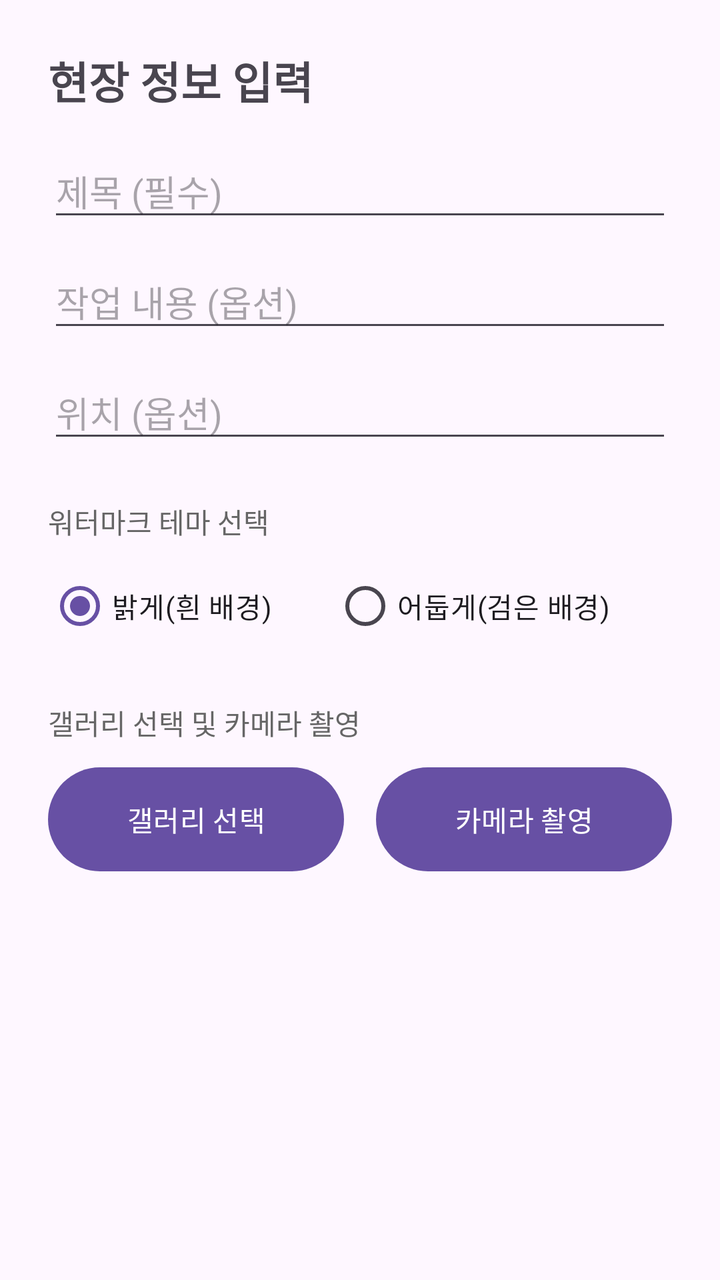
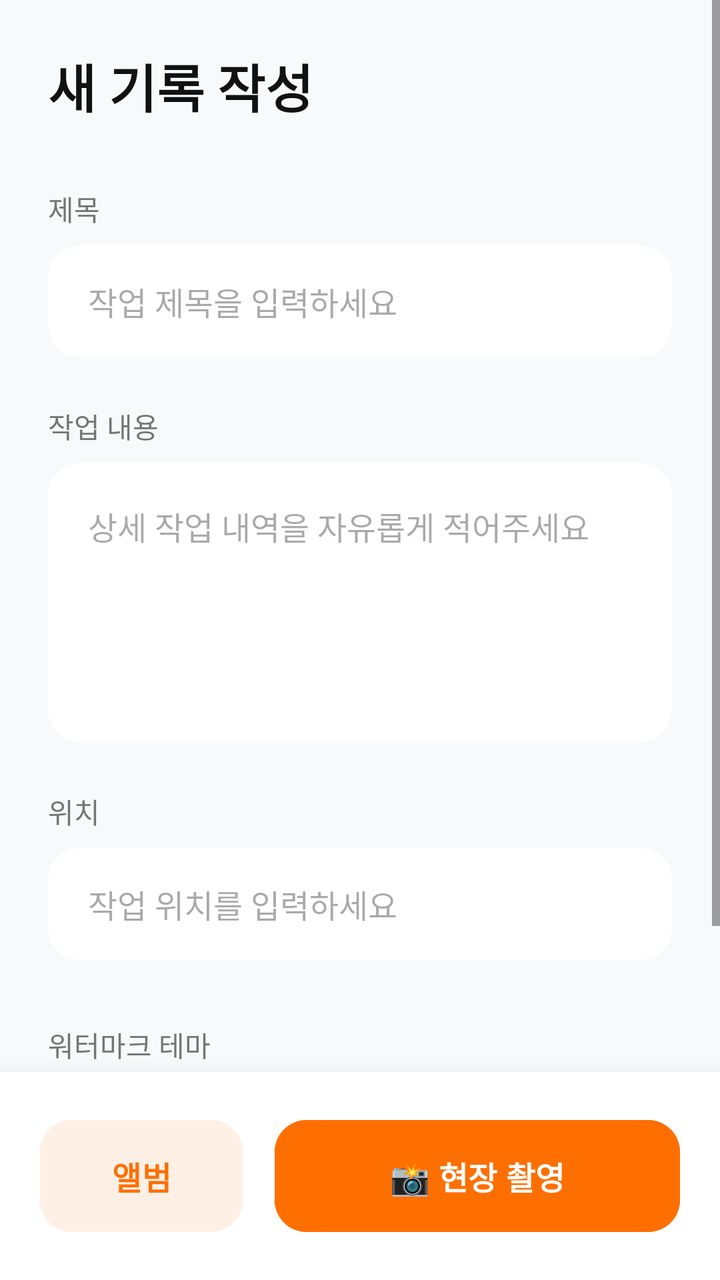

Before-and-after screenshots of an Android layout around one commit, followed by the original layout XML and the change that was made.
<!-- AndroidManifest.xml: application theme Theme.Siteboard -->
<!-- res/layout/activity_sub.xml -->
<?xml version="1.0" encoding="utf-8"?>
<FrameLayout xmlns:android="http://schemas.android.com/apk/res/android"
    android:layout_width="match_parent"
    android:layout_height="match_parent">

    <LinearLayout
        android:layout_width="match_parent"
        android:layout_height="match_parent"
        android:orientation="vertical"
        android:padding="24dp">

        <TextView
            android:layout_width="wrap_content"
            android:layout_height="wrap_content"
            android:text="현장 정보 입력"
            android:textSize="22sp"
            android:textStyle="bold"
            android:layout_marginBottom="16dp"/>

        <EditText android:id="@+id/etTitle" android:layout_width="match_parent" android:layout_height="wrap_content" android:layout_marginBottom="12dp" android:hint="제목 (필수)" />
        <EditText android:id="@+id/etDesc" android:layout_width="match_parent" android:layout_height="wrap_content" android:layout_marginBottom="12dp" android:hint="작업 내용 (옵션)" />

        <EditText android:id="@+id/etLocation" android:layout_width="match_parent" android:layout_height="wrap_content" android:layout_marginBottom="24dp" android:hint="위치 (옵션)" />

        <TextView android:layout_width="wrap_content" android:layout_height="wrap_content" android:text="워터마크 테마 선택" android:textColor="#666666" android:layout_marginBottom="8dp"/>

        <RadioGroup android:id="@+id/rgTheme" android:layout_width="match_parent" android:layout_height="wrap_content" android:orientation="horizontal" android:layout_marginBottom="24dp">
            <RadioButton android:id="@+id/rbLight" android:layout_width="wrap_content" android:layout_height="wrap_content" android:text="밝게(흰 배경)" android:checked="true" android:layout_weight="1"/>
            <RadioButton android:id="@+id/rbDark" android:layout_width="wrap_content" android:layout_height="wrap_content" android:text="어둡게(검은 배경)" android:layout_weight="1"/>
        </RadioGroup>

        <TextView android:layout_width="wrap_content" android:layout_height="wrap_content" android:text="갤러리 선택 및 카메라 촬영" android:textColor="#666666" android:layout_marginBottom="8dp"/>

        <LinearLayout
            android:layout_width="match_parent"
            android:layout_height="wrap_content"
            android:orientation="horizontal">
            <Button android:id="@+id/btnGallery" android:layout_width="0dp" android:layout_height="60dp" android:layout_weight="1" android:layout_marginEnd="8dp" android:text="갤러리 선택" />
            <Button android:id="@+id/btnCamera" android:layout_width="0dp" android:layout_height="60dp" android:layout_weight="1" android:layout_marginStart="8dp" android:text="카메라 촬영" />
        </LinearLayout>

    </LinearLayout>

    <LinearLayout
        android:id="@+id/layoutLoading"
        android:layout_width="match_parent"
        android:layout_height="match_parent"
        android:background="#88000000"
        android:gravity="center"
        android:orientation="vertical"
        android:visibility="gone"
        android:clickable="true"
        android:focusable="true">
        <ProgressBar android:layout_width="wrap_content" android:layout_height="wrap_content" />
        <TextView android:layout_width="wrap_content" android:layout_height="wrap_content" android:text="사진 합성 및 저장 중..." android:textColor="#FFFFFF" android:layout_marginTop="16dp"/>
    </LinearLayout>

</FrameLayout>
<!-- resources referenced by this layout -->
<resources>
  <style name="Theme.Siteboard" parent="Base.Theme.Siteboard" />
  <style name="Base.Theme.Siteboard" parent="Theme.Material3.DayNight.NoActionBar">
          
          
      </style>
</resources>

<!-- the commit's change to res/layout/activity_sub.xml (unified diff, before → after) -->
@@ -1,58 +1,65 @@
 <?xml version="1.0" encoding="utf-8"?>
-<FrameLayout xmlns:android="http://schemas.android.com/apk/res/android"
+<androidx.constraintlayout.widget.ConstraintLayout
+    xmlns:android="http://schemas.android.com/apk/res/android"
+    xmlns:app="http://schemas.android.com/apk/res-auto"
     android:layout_width="match_parent"
-    android:layout_height="match_parent">
+    android:layout_height="match_parent"
+    android:background="#F8F9FA">
 
-    <LinearLayout
+    <ScrollView
         android:layout_width="match_parent"
-        android:layout_height="match_parent"
-        android:orientation="vertical"
-        android:padding="24dp">
-
-        <TextView
-            android:layout_width="wrap_content"
-            android:layout_height="wrap_content"
-            android:text="현장 정보 입력"
-            android:textSize="22sp"
-            android:textStyle="bold"
-            android:layout_marginBottom="16dp"/>
-
-        <EditText android:id="@+id/etTitle" android:layout_width="match_parent" android:layout_height="wrap_content" android:layout_marginBottom="12dp" android:hint="제목 (필수)" />
-        <EditText android:id="@+id/etDesc" android:layout_width="match_parent" android:layout_height="wrap_content" android:layout_marginBottom="12dp" android:hint="작업 내용 (옵션)" />
-
-        <EditText android:id="@+id/etLocation" android:layout_width="match_parent" android:layout_height="wrap_content" android:layout_marginBottom="24dp" android:hint="위치 (옵션)" />
-
-        <TextView android:layout_width="wrap_content" android:layout_height="wrap_content" android:text="워터마크 테마 선택" android:textColor="#666666" android:layout_marginBottom="8dp"/>
-
-        <RadioGroup android:id="@+id/rgTheme" android:layout_width="match_parent" android:layout_height="wrap_content" android:orientation="horizontal" android:layout_marginBottom="24dp">
-            <RadioButton android:id="@+id/rbLight" android:layout_width="wrap_content" android:layout_height="wrap_content" android:text="밝게(흰 배경)" android:checked="true" android:layout_weight="1"/>
-            <RadioButton android:id="@+id/rbDark" android:layout_width="wrap_content" android:layout_height="wrap_content" android:text="어둡게(검은 배경)" android:layout_weight="1"/>
-        </RadioGroup>
-
-        <TextView android:layout_width="wrap_content" android:layout_height="wrap_content" android:text="갤러리 선택 및 카메라 촬영" android:textColor="#666666" android:layout_marginBottom="8dp"/>
+        android:layout_height="0dp"
+        app:layout_constraintTop_toTopOf="parent"
+        app:layout_constraintBottom_toTopOf="@id/layoutBottom"
+        android:fillViewport="true">
 
         <LinearLayout
             android:layout_width="match_parent"
             android:layout_height="wrap_content"
-            android:orientation="horizontal">
-            <Button android:id="@+id/btnGallery" android:layout_width="0dp" android:layout_height="60dp" android:layout_weight="1" android:layout_marginEnd="8dp" android:text="갤러리 선택" />
-            <Button android:id="@+id/btnCamera" android:layout_width="0dp" android:layout_height="60dp" android:layout_weight="1" android:layout_marginStart="8dp" android:text="카메라 촬영" />
+            android:orientation="vertical"
+            android:padding="24dp">
+
+            <TextView android:layout_width="wrap_content" android:layout_height="wrap_content" android:text="새 기록 작성" android:textSize="26sp" android:textColor="#111111" android:textStyle="bold" android:layout_marginBottom="32dp"/>
+
+            <TextView android:layout_width="wrap_content" android:layout_height="wrap_content" android:text="제목" android:textColor="#757575" android:textSize="14sp" android:layout_marginBottom="8dp"/>
+            <androidx.cardview.widget.CardView android:layout_width="match_parent" android:layout_height="56dp" app:cardCornerRadius="16dp" app:cardElevation="0dp" app:cardBackgroundColor="#FFFFFF" android:layout_marginBottom="24dp">
+                <EditText android:id="@+id/etTitle" android:layout_width="match_parent" android:layout_height="match_parent" android:background="@null" android:paddingHorizontal="20dp" android:hint="작업 제목을 입력하세요" android:textColor="#111111" android:textSize="16sp"/>
+            </androidx.cardview.widget.CardView>
+
+            <TextView android:layout_width="wrap_content" android:layout_height="wrap_content" android:text="작업 내용" android:textColor="#757575" android:textSize="14sp" android:layout_marginBottom="8dp"/>
+            <androidx.cardview.widget.CardView android:layout_width="match_parent" android:layout_height="wrap_content" app:cardCornerRadius="16dp" app:cardElevation="0dp" app:cardBackgroundColor="#FFFFFF" android:layout_marginBottom="24dp">
+                <EditText android:id="@+id/etDesc" android:layout_width="match_parent" android:layout_height="wrap_content" android:minHeight="140dp" android:background="@null" android:gravity="top" android:padding="20dp" android:hint="상세 작업 내역을 자유롭게 적어주세요" android:textColor="#111111" android:textSize="16sp" android:inputType="textMultiLine"/>
+            </androidx.cardview.widget.CardView>
+
+            <TextView android:layout_width="wrap_content" android:layout_height="wrap_content" android:text="위치" android:textColor="#757575" android:textSize="14sp" android:layout_marginBottom="8dp"/>
+            <androidx.cardview.widget.CardView android:layout_width="match_parent" android:layout_height="56dp" app:cardCornerRadius="16dp" app:cardElevation="0dp" app:cardBackgroundColor="#FFFFFF" android:layout_marginBottom="32dp">
+                <EditText android:id="@+id/etLocation" android:layout_width="match_parent" android:layout_height="match_parent" android:background="@null" android:paddingHorizontal="20dp" android:hint="작업 위치를 입력하세요" android:textColor="#111111" android:textSize="16sp"/>
+            </androidx.cardview.widget.CardView>
+
+            <TextView android:layout_width="wrap_content" android:layout_height="wrap_content" android:text="워터마크 테마" android:textColor="#757575" android:textSize="14sp" android:layout_marginBottom="8dp"/>
+            <RadioGroup android:id="@+id/rgTheme" android:layout_width="match_parent" android:layout_height="wrap_content" android:orientation="horizontal" android:background="@drawable/bg_search_bar" android:backgroundTint="#FFFFFF" android:padding="4dp">
+                <RadioButton android:id="@+id/rbLight" android:layout_width="0dp" android:layout_height="48dp" android:text="밝게" android:checked="true" android:layout_weight="1" android:buttonTint="#FF6F00" android:textColor="#111111"/>
+                <RadioButton android:id="@+id/rbDark" android:layout_width="0dp" android:layout_height="48dp" android:text="어둡게" android:layout_weight="1" android:buttonTint="#FF6F00" android:textColor="#111111"/>
+            </RadioGroup>
         </LinearLayout>
+    </ScrollView>
 
+    <LinearLayout
+        android:id="@+id/layoutBottom"
+        android:layout_width="match_parent"
+        android:layout_height="wrap_content"
+        android:orientation="horizontal"
+        android:padding="20dp"
+        android:background="#FFFFFF"
+        android:elevation="16dp"
+        app:layout_constraintBottom_toBottomOf="parent">
+
+        <Button android:id="@+id/btnGallery" android:layout_width="0dp" android:layout_height="64dp" android:layout_weight="1" android:text="앨범" android:textColor="#FF6F00" android:backgroundTint="#FFF0E6" app:cornerRadius="16dp" android:textSize="16sp" android:textStyle="bold" android:layout_marginEnd="8dp"/>
+        <Button android:id="@+id/btnCamera" android:layout_width="0dp" android:layout_height="64dp" android:layout_weight="2" android:text="📸 현장 촬영" android:textColor="#FFFFFF" android:backgroundTint="#FF6F00" app:cornerRadius="16dp" android:textSize="16sp" android:textStyle="bold" android:layout_marginStart="8dp"/>
     </LinearLayout>
 
-    <LinearLayout
-        android:id="@+id/layoutLoading"
-        android:layout_width="match_parent"
-        android:layout_height="match_parent"
-        android:background="#88000000"
-        android:gravity="center"
-        android:orientation="vertical"
-        android:visibility="gone"
-        android:clickable="true"
-        android:focusable="true">
-        <ProgressBar android:layout_width="wrap_content" android:layout_height="wrap_content" />
-        <TextView android:layout_width="wrap_content" android:layout_height="wrap_content" android:text="사진 합성 및 저장 중..." android:textColor="#FFFFFF" android:layout_marginTop="16dp"/>
+    <LinearLayout android:id="@+id/layoutLoading" android:layout_width="match_parent" android:layout_height="match_parent" android:background="#D9FFFFFF" android:gravity="center" android:orientation="vertical" android:visibility="gone" android:clickable="true" android:focusable="true" app:layout_constraintTop_toTopOf="parent">
+        <ProgressBar android:layout_width="64dp" android:layout_height="64dp" android:indeterminateTint="#FF6F00"/>
+        <TextView android:layout_width="wrap_content" android:layout_height="wrap_content" android:text="사진에 기록을 새기는 중..." android:textColor="#111111" android:layout_marginTop="24dp" android:textSize="18sp" android:textStyle="bold"/>
     </LinearLayout>
-
-</FrameLayout>
+</androidx.constraintlayout.widget.ConstraintLayout>
<!-- resource entries referenced after the edit -->
@@ -1,5 +1,19 @@
 <!-- resources referenced by this layout -->
 <resources>
+  <!-- drawable bg_search_bar (drawable) -->
+  <?xml version="1.0" encoding="utf-8"?>
+  <shape xmlns:android="http://schemas.android.com/apk/res/android"
+      android:shape="rectangle">
+  
+      <solid android:color="#FFFFFF" />
+  
+      <corners android:radius="16dp" />
+  
+      <stroke
+          android:width="1dp"
+          android:color="#E0E0E0" />
+  
+  </shape>
   <style name="Theme.Siteboard" parent="Base.Theme.Siteboard" />
   <style name="Base.Theme.Siteboard" parent="Theme.Material3.DayNight.NoActionBar">
           
